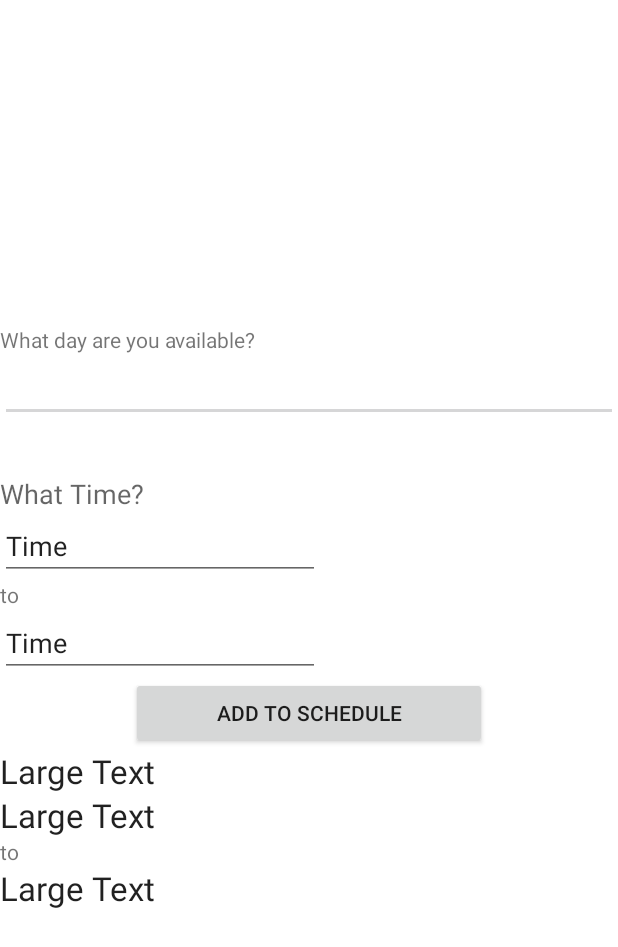
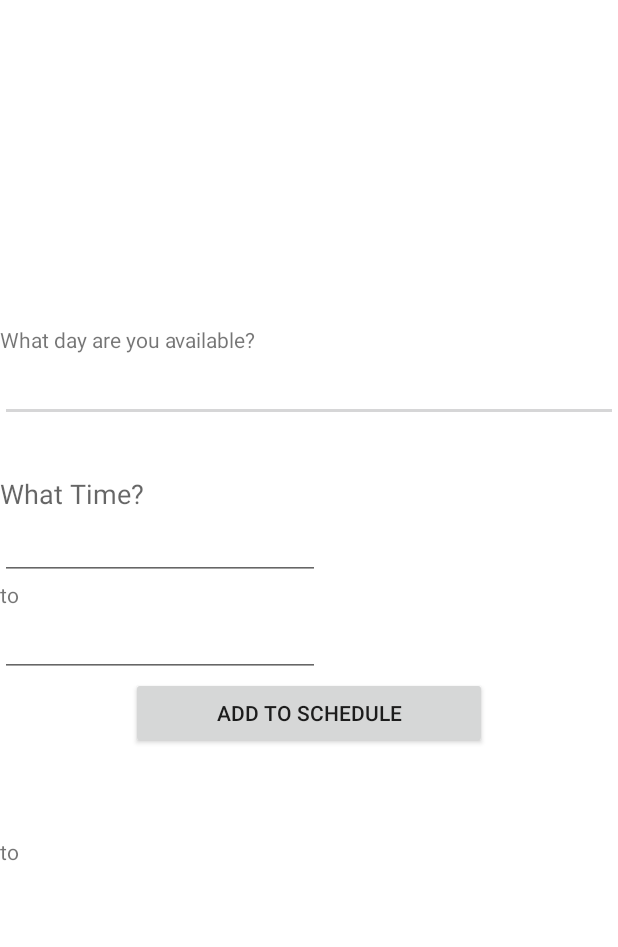
Before and after one commit to SeraphShroud/Huber, an Android app: the layout content_calendar.xml on its own in the app's theme, with its tools: preview values and no code run, on a phone screen of 412 x 824 dp. Shown: the top 947 px of the screen. Run offline under Robolectric (Android 15) with nearby library versions, the light colour scheme and no system bars.

Commit message:
Dave's changes and got rid of that dumb button and made keyboard not push up layout

```diff
--- a/app/src/main/AndroidManifest.xml
+++ b/app/src/main/AndroidManifest.xml
@@ -35,7 +35,8 @@
         <activity
             android:name=".Calendar"
             android:label="@string/title_activity_calendar"
-            android:theme="@style/AppTheme.NoActionBar" >
+            android:theme="@style/AppTheme.NoActionBar"
+            android:windowSoftInputMode="adjustPan">
         </activity>
     </application>
 
--- a/app/src/main/java/com/example/seraphshroud/huber/Calendar.java
+++ b/app/src/main/java/com/example/seraphshroud/huber/Calendar.java
@@ -29,14 +29,14 @@ public class Calendar extends AppCompatActivity {
         timeAdapter1 = new ArrayAdapter<String>(this, R.layout.activity_calendar, time1);
         timeAdapter2 = new ArrayAdapter<String>(this, R.layout.activity_calendar, time2);*/
 
-        FloatingActionButton fab = (FloatingActionButton) findViewById(R.id.fab);
+       /* FloatingActionButton fab = (FloatingActionButton) findViewById(R.id.fab);
         fab.setOnClickListener(new View.OnClickListener() {
             @Override
             public void onClick(View view) {
                 Snackbar.make(view, "Replace with your own action", Snackbar.LENGTH_LONG)
                         .setAction("Action", null).show();
             }
-        });
+        });*/
     }
 
     private EditText dayIn;
--- a/app/src/main/res/layout/activity_calendar.xml
+++ b/app/src/main/res/layout/activity_calendar.xml
@@ -17,9 +17,10 @@
 
     <include layout="@layout/content_calendar" />
 
-    <android.support.design.widget.FloatingActionButton android:id="@+id/fab"
+    <!--<android.support.design.widget.FloatingActionButton android:id="@+id/fab"
         android:layout_width="wrap_content" android:layout_height="wrap_content"
         android:layout_gravity="bottom|end" android:layout_margin="@dimen/fab_margin"
-        android:src="@android:drawable/ic_dialog_email" />
+        android:src="@android:drawable/ic_dialog_email"
+        layout="asdf" />-->
 
 </android.support.design.widget.CoordinatorLayout>
--- a/app/src/main/res/layout/content_calendar.xml
+++ b/app/src/main/res/layout/content_calendar.xml
@@ -9,6 +9,12 @@
 
     <!-- This FrameLayout insets its children based on system windows using
          android:fitsSystemWindows. -->
+
+    <ScrollView
+        android:layout_width="match_parent"
+        android:layout_height="614dp"
+        android:id="@+id/scrollView"
+        android:fillViewport="false" />
 
     <LinearLayout
         android:orientation="vertical"
@@ -49,7 +55,6 @@
             android:layout_below="@+id/textView"
             android:layout_alignLeft="@+id/textView"
             android:layout_alignStart="@+id/textView"
-            android:text="Time"
             android:layout_alignRight="@+id/textView"
             android:layout_alignEnd="@+id/textView" />
 
@@ -72,7 +77,6 @@
             android:layout_below="@+id/textView2"
             android:layout_alignLeft="@+id/textView2"
             android:layout_alignStart="@+id/textView2"
-            android:text="Time"
             android:layout_alignRight="@+id/textView"
             android:layout_alignEnd="@+id/textView" />
 
@@ -98,14 +102,12 @@
             android:layout_width="match_parent"
             android:layout_height="wrap_content"
             android:textAppearance="?android:attr/textAppearanceLarge"
-            android:text="Large Text"
             android:id="@+id/textView4" />
 
         <TextView
             android:layout_width="match_parent"
             android:layout_height="wrap_content"
             android:textAppearance="?android:attr/textAppearanceLarge"
-            android:text="Large Text"
             android:id="@+id/textView5" />
 
         <TextView
@@ -119,7 +121,6 @@
             android:layout_width="match_parent"
             android:layout_height="wrap_content"
             android:textAppearance="?android:attr/textAppearanceLarge"
-            android:text="Large Text"
             android:id="@+id/textView6" />
 
     </LinearLayout>
```
Also changed, not shown: app/src/main/java/com/example/seraphshroud/huber/LoginSignupActivity.java (+50 -0 lines), 2 other files.
